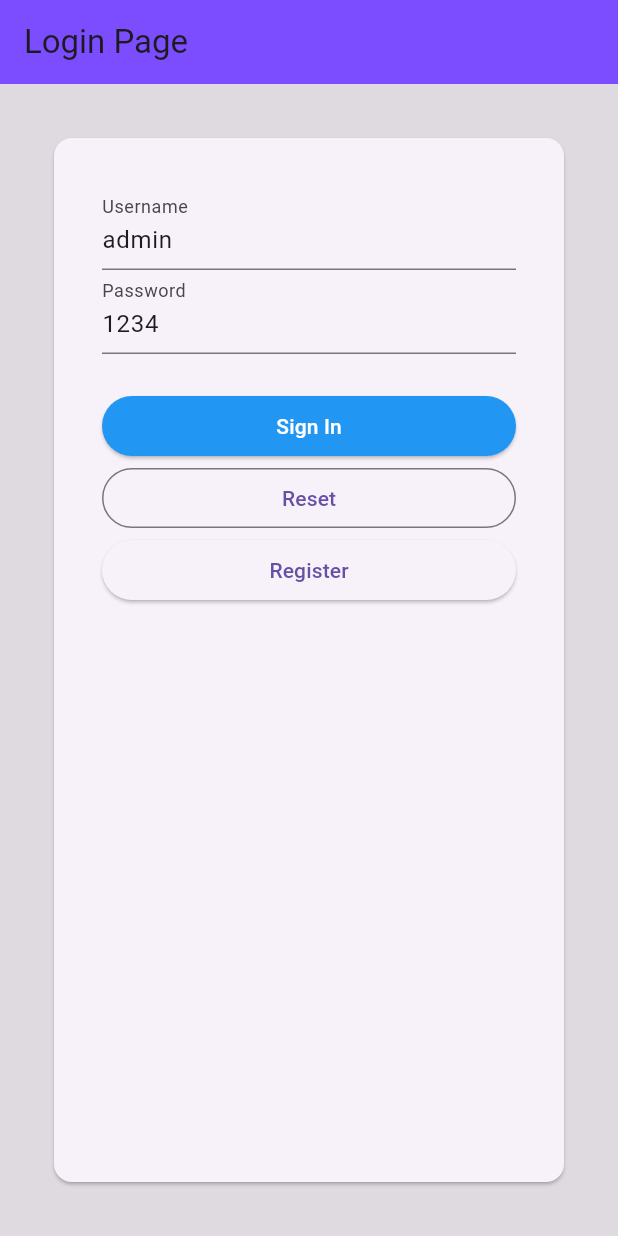
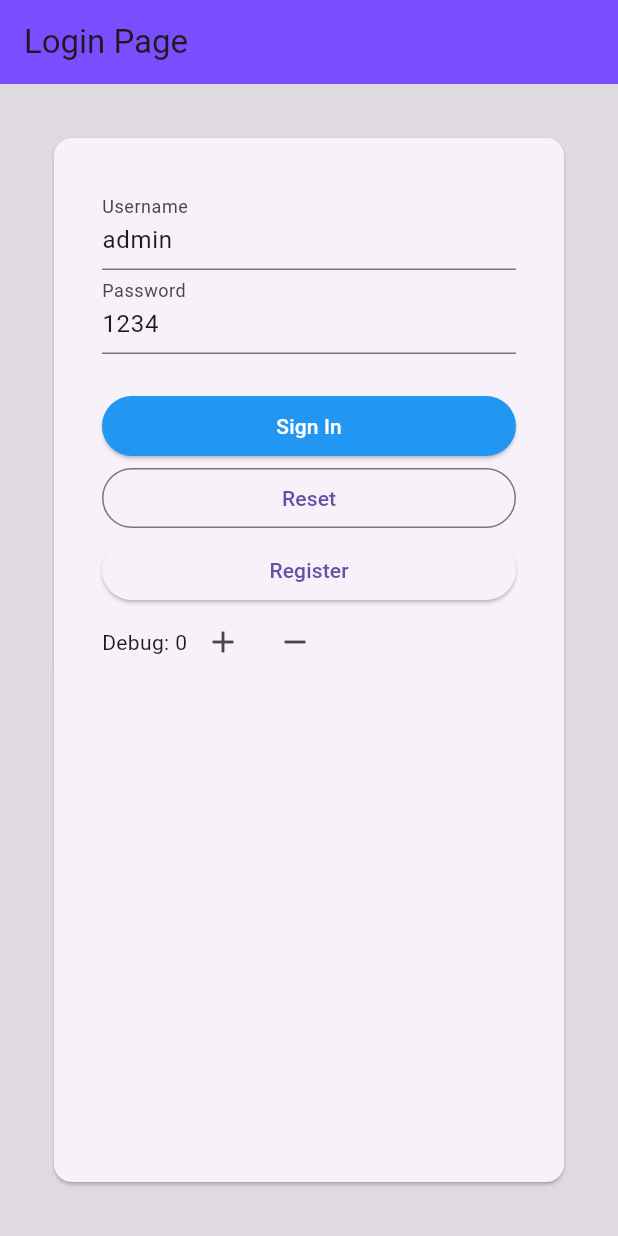
Before and after one commit to PacharaponK/Flutter_Learning, a Flutter app: the screen it shows after launch, on a phone screen of 412 x 824 dp. Run offline on Flutter 3.47's test engine with Material 3 defaults, Android fonts, the phone set to English and light mode, and no system bars.

Commit message:
counter button

```diff
--- a/lib/src/pages/login/login_page.dart
+++ b/lib/src/pages/login/login_page.dart
@@ -11,6 +11,7 @@ class LoginPage extends StatefulWidget {
 class _LoginPageState extends State<LoginPage> {
   final _usernameController = TextEditingController();
   final _passwordController = TextEditingController();
+  int count = 0;
 
   @override
   void initState() {
@@ -44,6 +45,13 @@ class _LoginPageState extends State<LoginPage> {
                     height: 24,
                   ),
                   ..._buildButtons(),
+                  Row(
+                    children: [
+                      Text("Debug: ${count}"),
+                      IconButton(onPressed: () {}, icon: Icon(Icons.add)),
+                      IconButton(onPressed: () {}, icon: Icon(Icons.remove)),
+                    ],
+                  )
                 ],
               ),
             ),
```
